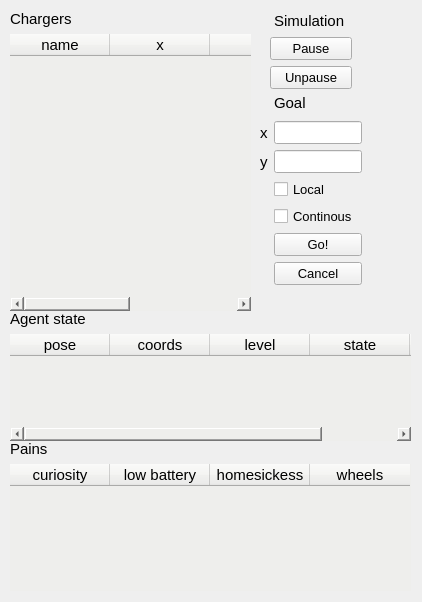
This is rqt_plugins/resource/AgentDashboard.ui in StyczenB/motivated_learning as Qt 5 draws it before an edit. The edited form follows.
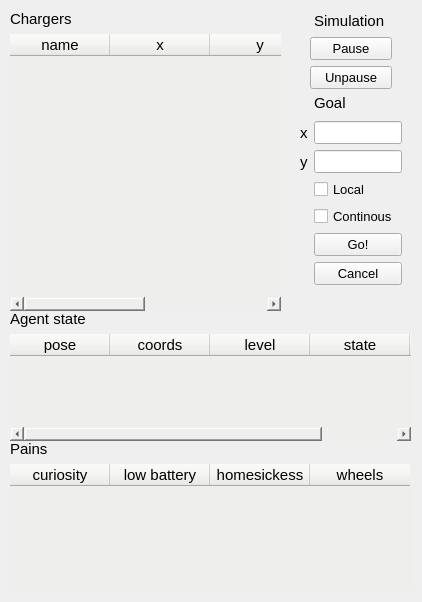
This is the edited form.

```diff
--- a/rqt_plugins/resource/AgentDashboard.ui
+++ b/rqt_plugins/resource/AgentDashboard.ui
@@ -32,7 +32,7 @@
     <rect>
      <x>10</x>
      <y>10</y>
-     <width>241</width>
+     <width>271</width>
      <height>301</height>
     </rect>
    </property>
@@ -1144,7 +1144,7 @@
   <widget class="QWidget" name="verticalLayoutWidget_3">
    <property name="geometry">
     <rect>
-     <x>270</x>
+     <x>310</x>
      <y>10</y>
      <width>82</width>
      <height>79</height>
@@ -1182,7 +1182,7 @@
   <widget class="QWidget" name="gridLayoutWidget">
    <property name="geometry">
     <rect>
-     <x>260</x>
+     <x>300</x>
      <y>90</y>
      <width>102</width>
      <height>195</height>
```
